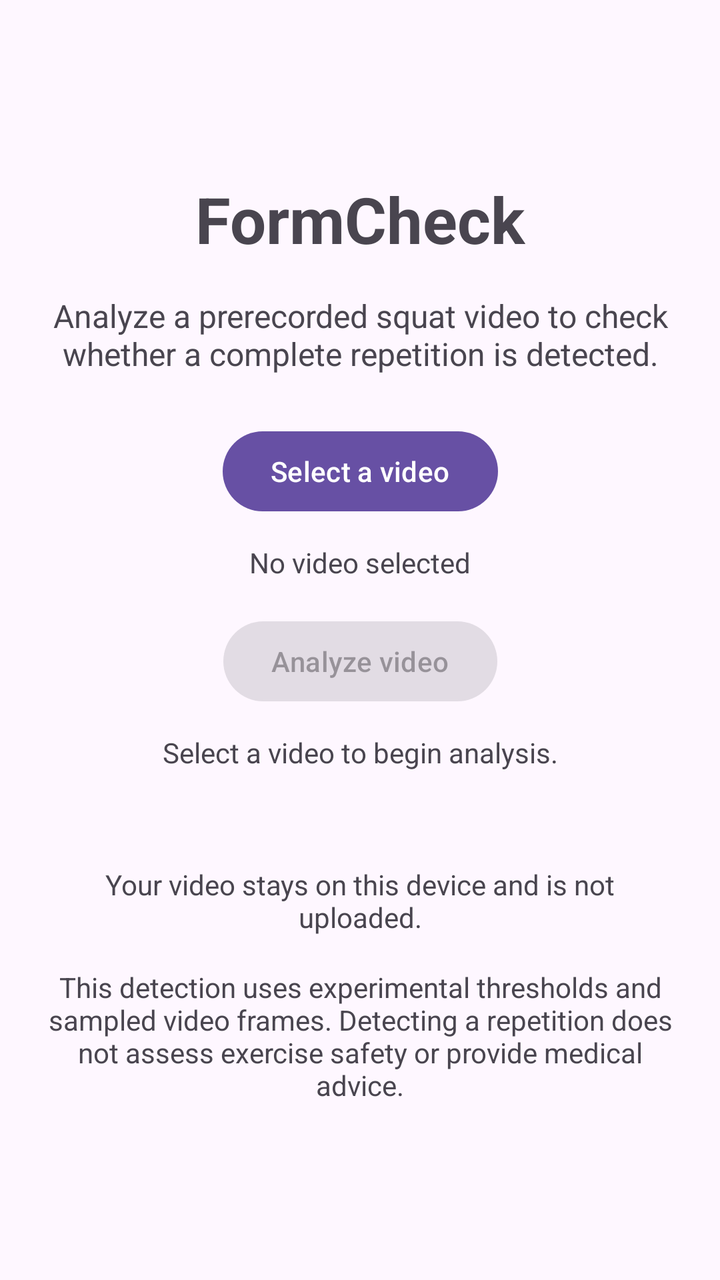
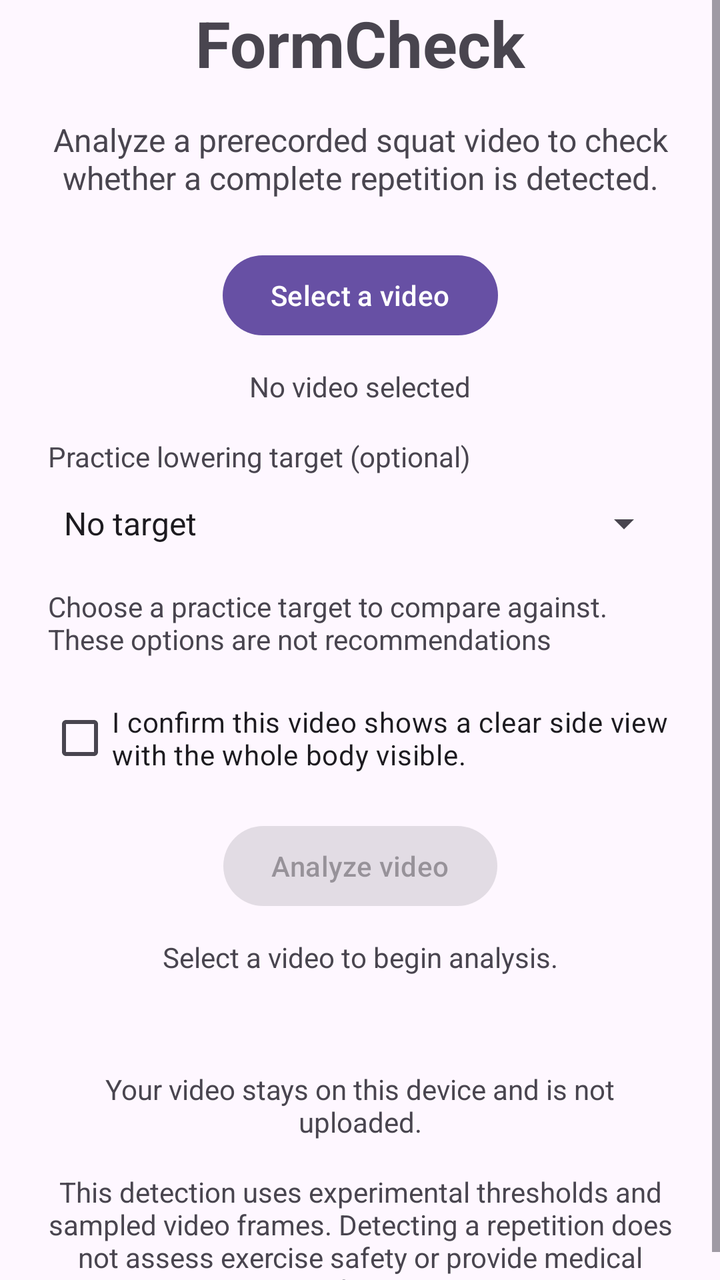

Screens rendered from an Android XML layout before and after an edit, with the pre-edit source and the edit as a unified diff.
<!-- AndroidManifest.xml: application theme Theme.FormCheck -->
<!-- res/layout/activity_main.xml -->
<?xml version="1.0" encoding="utf-8"?>
<androidx.constraintlayout.widget.ConstraintLayout xmlns:android="http://schemas.android.com/apk/res/android"
    xmlns:app="http://schemas.android.com/apk/res-auto"
    xmlns:tools="http://schemas.android.com/tools"
    android:id="@+id/main"
    android:layout_width="match_parent"
    android:layout_height="match_parent"
    tools:context=".MainActivity">

    <TextView
        android:id="@+id/appTitle"
        android:layout_width="wrap_content"
        android:layout_height="wrap_content"
        android:text="@string/app_name"
        android:textSize="32sp"
        android:textStyle="bold"
        app:layout_constraintBottom_toTopOf="@id/videoDescriptionText"
        app:layout_constraintVertical_chainStyle="packed"
        app:layout_constraintEnd_toEndOf="parent"
        app:layout_constraintStart_toStartOf="parent"
        app:layout_constraintTop_toTopOf="parent" />

    <TextView
        android:id="@+id/videoDescriptionText"
        android:layout_width="0dp"
        android:layout_height="wrap_content"
        android:layout_marginStart="24dp"
        android:layout_marginTop="16dp"
        android:layout_marginEnd="24dp"
        android:gravity="center"
        android:text="@string/video_description"
        android:textSize="16sp"
        app:layout_constraintStart_toStartOf="parent"
        app:layout_constraintEnd_toEndOf="parent"
        app:layout_constraintTop_toBottomOf="@id/appTitle"
        app:layout_constraintBottom_toTopOf="@id/selectVideoButton" />

    <Button
        android:id="@+id/selectVideoButton"
        android:layout_width="wrap_content"
        android:layout_height="wrap_content"
        android:layout_marginTop="24dp"
        android:minHeight="48dp"
        android:text="@string/select_video"
        app:layout_constraintStart_toStartOf="parent"
        app:layout_constraintEnd_toEndOf="parent"
        app:layout_constraintTop_toBottomOf="@id/videoDescriptionText"
        app:layout_constraintBottom_toTopOf="@id/selectionStatusText" />

    <TextView
        android:id="@+id/selectionStatusText"
        android:layout_width="0dp"
        android:layout_height="wrap_content"
        android:layout_marginStart="24dp"
        android:layout_marginTop="12dp"
        android:layout_marginEnd="24dp"
        android:gravity="center"
        android:text="@string/no_video_selected"
        android:textSize="14sp"
        app:layout_constraintStart_toStartOf="parent"
        app:layout_constraintEnd_toEndOf="parent"
        app:layout_constraintTop_toBottomOf="@id/selectVideoButton"
        app:layout_constraintBottom_toTopOf="@id/analyzeVideoButton" />

    <Button
        android:id="@+id/analyzeVideoButton"
        android:layout_width="wrap_content"
        android:layout_height="wrap_content"
        android:text="@string/analyze_video"
        android:enabled="false"
        android:minHeight="48dp"
        android:layout_marginTop="16dp"
        app:layout_constraintStart_toStartOf="parent"
        app:layout_constraintEnd_toEndOf="parent"
        app:layout_constraintTop_toBottomOf="@id/selectionStatusText"
        app:layout_constraintBottom_toTopOf="@id/analysisResultText" />

    <TextView
        android:id="@+id/analysisResultText"
        android:layout_width="0dp"
        android:layout_height="wrap_content"
        android:layout_marginStart="24dp"
        android:layout_marginEnd="24dp"
        android:layout_marginTop="12dp"
        android:gravity="center"
        android:text="@string/analysis_not_started"
        android:textSize="14sp"
        app:layout_constraintStart_toStartOf="parent"
        app:layout_constraintEnd_toEndOf="parent"
        app:layout_constraintTop_toBottomOf="@id/analyzeVideoButton"
        app:layout_constraintBottom_toTopOf="@id/repetitionDetailsText" />

    <TextView
        android:id="@+id/repetitionDetailsText"
        android:layout_width="0dp"
        android:layout_height="wrap_content"
        android:layout_marginStart="24dp"
        android:layout_marginEnd="24dp"
        android:layout_marginTop="12dp"
        android:gravity="center"
        android:text=""
        android:textSize="14sp"
        app:layout_constraintStart_toStartOf="parent"
        app:layout_constraintEnd_toEndOf="parent"
        app:layout_constraintTop_toBottomOf="@id/analysisResultText"
        app:layout_constraintBottom_toTopOf="@id/privacyText" />

    <TextView
        android:id="@+id/privacyText"
        android:layout_width="0dp"
        android:layout_height="wrap_content"
        android:layout_marginStart="24dp"
        android:layout_marginTop="16dp"
        android:layout_marginEnd="24dp"
        android:gravity="center"
        android:text="@string/privacy_message"
        android:textSize="14sp"
        app:layout_constraintStart_toStartOf="parent"
        app:layout_constraintEnd_toEndOf="parent"
        app:layout_constraintTop_toBottomOf="@id/repetitionDetailsText"
        app:layout_constraintBottom_toTopOf="@id/analysisLimitationsText" />

    <TextView
        android:id="@+id/analysisLimitationsText"
        android:layout_width="0dp"
        android:layout_height="wrap_content"
        android:layout_marginStart="24dp"
        android:layout_marginTop="16dp"
        android:layout_marginEnd="24dp"
        android:gravity="center"
        android:text="@string/analysis_limitations"
        android:textSize="14sp"
        app:layout_constraintStart_toStartOf="parent"
        app:layout_constraintEnd_toEndOf="parent"
        app:layout_constraintTop_toBottomOf="@id/privacyText"
        app:layout_constraintBottom_toBottomOf="parent" />

</androidx.constraintlayout.widget.ConstraintLayout>
<!-- resources referenced by this layout -->
<resources>
  <string name="analysis_limitations">This detection uses experimental thresholds and sampled video frames. Detecting a repetition does not assess exercise safety or provide medical advice.</string>
  <string name="analysis_not_started">Select a video to begin analysis.</string>
  <string name="analyze_video">Analyze video</string>
  <string name="app_name">FormCheck</string>
  <string name="no_video_selected">No video selected</string>
  <string name="privacy_message">Your video stays on this device and is not uploaded.</string>
  <string name="select_video">Select a video</string>
  <string name="video_description">Analyze a prerecorded squat video to check whether a complete repetition is detected.</string>
  <style name="Theme.FormCheck" parent="Base.Theme.FormCheck" />
  <style name="Base.Theme.FormCheck" parent="Theme.Material3.DayNight.NoActionBar">
          
          
      </style>
</resources>

<!-- the commit's change to res/layout/activity_main.xml (unified diff, before → after) -->
@@ -1,138 +1,202 @@
 <?xml version="1.0" encoding="utf-8"?>
-<androidx.constraintlayout.widget.ConstraintLayout xmlns:android="http://schemas.android.com/apk/res/android"
+<ScrollView xmlns:android="http://schemas.android.com/apk/res/android"
     xmlns:app="http://schemas.android.com/apk/res-auto"
     xmlns:tools="http://schemas.android.com/tools"
     android:id="@+id/main"
     android:layout_width="match_parent"
     android:layout_height="match_parent"
-    tools:context=".MainActivity">
-
-    <TextView
-        android:id="@+id/appTitle"
-        android:layout_width="wrap_content"
+    android:fillViewport="true" >
+
+    <androidx.constraintlayout.widget.ConstraintLayout
+        android:id="@+id/mainContent"
+        android:layout_width="match_parent"
         android:layout_height="wrap_content"
-        android:text="@string/app_name"
-        android:textSize="32sp"
-        android:textStyle="bold"
-        app:layout_constraintBottom_toTopOf="@id/videoDescriptionText"
-        app:layout_constraintVertical_chainStyle="packed"
-        app:layout_constraintEnd_toEndOf="parent"
-        app:layout_constraintStart_toStartOf="parent"
-        app:layout_constraintTop_toTopOf="parent" />
-
-    <TextView
-        android:id="@+id/videoDescriptionText"
-        android:layout_width="0dp"
-        android:layout_height="wrap_content"
-        android:layout_marginStart="24dp"
-        android:layout_marginTop="16dp"
-        android:layout_marginEnd="24dp"
-        android:gravity="center"
-        android:text="@string/video_description"
-        android:textSize="16sp"
-        app:layout_constraintStart_toStartOf="parent"
-        app:layout_constraintEnd_toEndOf="parent"
-        app:layout_constraintTop_toBottomOf="@id/appTitle"
-        app:layout_constraintBottom_toTopOf="@id/selectVideoButton" />
-
-    <Button
-        android:id="@+id/selectVideoButton"
-        android:layout_width="wrap_content"
-        android:layout_height="wrap_content"
-        android:layout_marginTop="24dp"
-        android:minHeight="48dp"
-        android:text="@string/select_video"
-        app:layout_constraintStart_toStartOf="parent"
-        app:layout_constraintEnd_toEndOf="parent"
-        app:layout_constraintTop_toBottomOf="@id/videoDescriptionText"
-        app:layout_constraintBottom_toTopOf="@id/selectionStatusText" />
-
-    <TextView
-        android:id="@+id/selectionStatusText"
-        android:layout_width="0dp"
-        android:layout_height="wrap_content"
-        android:layout_marginStart="24dp"
-        android:layout_marginTop="12dp"
-        android:layout_marginEnd="24dp"
-        android:gravity="center"
-        android:text="@string/no_video_selected"
-        android:textSize="14sp"
-        app:layout_constraintStart_toStartOf="parent"
-        app:layout_constraintEnd_toEndOf="parent"
-        app:layout_constraintTop_toBottomOf="@id/selectVideoButton"
-        app:layout_constraintBottom_toTopOf="@id/analyzeVideoButton" />
-
-    <Button
-        android:id="@+id/analyzeVideoButton"
-        android:layout_width="wrap_content"
-        android:layout_height="wrap_content"
-        android:text="@string/analyze_video"
-        android:enabled="false"
-        android:minHeight="48dp"
-        android:layout_marginTop="16dp"
-        app:layout_constraintStart_toStartOf="parent"
-        app:layout_constraintEnd_toEndOf="parent"
-        app:layout_constraintTop_toBottomOf="@id/selectionStatusText"
-        app:layout_constraintBottom_toTopOf="@id/analysisResultText" />
-
-    <TextView
-        android:id="@+id/analysisResultText"
-        android:layout_width="0dp"
-        android:layout_height="wrap_content"
-        android:layout_marginStart="24dp"
-        android:layout_marginEnd="24dp"
-        android:layout_marginTop="12dp"
-        android:gravity="center"
-        android:text="@string/analysis_not_started"
-        android:textSize="14sp"
-        app:layout_constraintStart_toStartOf="parent"
-        app:layout_constraintEnd_toEndOf="parent"
-        app:layout_constraintTop_toBottomOf="@id/analyzeVideoButton"
-        app:layout_constraintBottom_toTopOf="@id/repetitionDetailsText" />
-
-    <TextView
-        android:id="@+id/repetitionDetailsText"
-        android:layout_width="0dp"
-        android:layout_height="wrap_content"
-        android:layout_marginStart="24dp"
-        android:layout_marginEnd="24dp"
-        android:layout_marginTop="12dp"
-        android:gravity="center"
-        android:text=""
-        android:textSize="14sp"
-        app:layout_constraintStart_toStartOf="parent"
-        app:layout_constraintEnd_toEndOf="parent"
-        app:layout_constraintTop_toBottomOf="@id/analysisResultText"
-        app:layout_constraintBottom_toTopOf="@id/privacyText" />
-
-    <TextView
-        android:id="@+id/privacyText"
-        android:layout_width="0dp"
-        android:layout_height="wrap_content"
-        android:layout_marginStart="24dp"
-        android:layout_marginTop="16dp"
-        android:layout_marginEnd="24dp"
-        android:gravity="center"
-        android:text="@string/privacy_message"
-        android:textSize="14sp"
-        app:layout_constraintStart_toStartOf="parent"
-        app:layout_constraintEnd_toEndOf="parent"
-        app:layout_constraintTop_toBottomOf="@id/repetitionDetailsText"
-        app:layout_constraintBottom_toTopOf="@id/analysisLimitationsText" />
-
-    <TextView
-        android:id="@+id/analysisLimitationsText"
-        android:layout_width="0dp"
-        android:layout_height="wrap_content"
-        android:layout_marginStart="24dp"
-        android:layout_marginTop="16dp"
-        android:layout_marginEnd="24dp"
-        android:gravity="center"
-        android:text="@string/analysis_limitations"
-        android:textSize="14sp"
-        app:layout_constraintStart_toStartOf="parent"
-        app:layout_constraintEnd_toEndOf="parent"
-        app:layout_constraintTop_toBottomOf="@id/privacyText"
-        app:layout_constraintBottom_toBottomOf="parent" />
-
-</androidx.constraintlayout.widget.ConstraintLayout>
+        tools:context=".MainActivity">
+
+        <TextView
+            android:id="@+id/appTitle"
+            android:layout_width="wrap_content"
+            android:layout_height="wrap_content"
+            android:text="@string/app_name"
+            android:textSize="32sp"
+            android:textStyle="bold"
+            app:layout_constraintBottom_toTopOf="@id/videoDescriptionText"
+            app:layout_constraintVertical_chainStyle="packed"
+            app:layout_constraintEnd_toEndOf="parent"
+            app:layout_constraintStart_toStartOf="parent"
+            app:layout_constraintTop_toTopOf="parent" />
+
+        <TextView
+            android:id="@+id/videoDescriptionText"
+            android:layout_width="0dp"
+            android:layout_height="wrap_content"
+            android:layout_marginStart="24dp"
+            android:layout_marginTop="16dp"
+            android:layout_marginEnd="24dp"
+            android:gravity="center"
+            android:text="@string/video_description"
+            android:textSize="16sp"
+            app:layout_constraintStart_toStartOf="parent"
+            app:layout_constraintEnd_toEndOf="parent"
+            app:layout_constraintTop_toBottomOf="@id/appTitle"
+            app:layout_constraintBottom_toTopOf="@id/selectVideoButton" />
+
+        <Button
+            android:id="@+id/selectVideoButton"
+            android:layout_width="wrap_content"
+            android:layout_height="wrap_content"
+            android:layout_marginTop="24dp"
+            android:minHeight="48dp"
+            android:text="@string/select_video"
+            app:layout_constraintStart_toStartOf="parent"
+            app:layout_constraintEnd_toEndOf="parent"
+            app:layout_constraintTop_toBottomOf="@id/videoDescriptionText"
+            app:layout_constraintBottom_toTopOf="@id/selectionStatusText" />
+
+        <TextView
+            android:id="@+id/selectionStatusText"
+            android:layout_width="0dp"
+            android:layout_height="wrap_content"
+            android:layout_marginStart="24dp"
+            android:layout_marginTop="12dp"
+            android:layout_marginEnd="24dp"
+            android:gravity="center"
+            android:text="@string/no_video_selected"
+            android:textSize="14sp"
+            app:layout_constraintStart_toStartOf="parent"
+            app:layout_constraintEnd_toEndOf="parent"
+            app:layout_constraintTop_toBottomOf="@id/selectVideoButton"
+            app:layout_constraintBottom_toTopOf="@id/loweringTargetLabel" />
+
+        <TextView
+            android:id="@+id/loweringTargetLabel"
+            android:layout_width="0dp"
+            android:layout_height="wrap_content"
+            android:layout_marginStart="24dp"
+            android:layout_marginEnd="24dp"
+            android:layout_marginTop="16dp"
+            android:text="@string/lowering_target_label"
+            android:labelFor="@id/loweringTargetSpinner"
+            app:layout_constraintStart_toStartOf="parent"
+            app:layout_constraintEnd_toEndOf="parent"
+            app:layout_constraintTop_toBottomOf="@id/selectionStatusText"
+            app:layout_constraintBottom_toTopOf="@id/loweringTargetSpinner" />
+
+        <Spinner
+            android:id="@+id/loweringTargetSpinner"
+            android:layout_width="0dp"
+            android:layout_height="wrap_content"
+            android:minHeight="48dp"
+            android:layout_marginStart="24dp"
+            android:layout_marginEnd="24dp"
+            android:entries="@array/lowering_target_options"
+            android:spinnerMode="dropdown"
+            app:layout_constraintStart_toStartOf="parent"
+            app:layout_constraintEnd_toEndOf="parent"
+            app:layout_constraintTop_toBottomOf="@id/loweringTargetLabel"
+            app:layout_constraintBottom_toTopOf="@id/loweringTargetHelp" />
+        
+        <TextView
+            android:id="@+id/loweringTargetHelp"
+            android:layout_width="0dp"
+            android:layout_height="wrap_content"
+            android:text="@string/lowering_target_help"
+            android:layout_marginStart="24dp"
+            android:layout_marginEnd="24dp"
+            android:layout_marginTop="8dp"
+            android:textSize="14sp"
+            app:layout_constraintStart_toStartOf="parent"
+            app:layout_constraintEnd_toEndOf="parent"
+            app:layout_constraintTop_toBottomOf="@id/loweringTargetSpinner"
+            app:layout_constraintBottom_toTopOf="@id/recordingSuitabilityCheckBox" />
+
+        <CheckBox
+            android:id="@+id/recordingSuitabilityCheckBox"
+            android:layout_width="0dp"
+            android:layout_height="wrap_content"
+            android:minHeight="48dp"
+            android:layout_marginStart="24dp"
+            android:layout_marginEnd="24dp"
+            android:layout_marginTop="16dp"
+            android:text="@string/recording_confirmation"
+            android:checked="false"
+            app:layout_constraintStart_toStartOf="parent"
+            app:layout_constraintEnd_toEndOf="parent"
+            app:layout_constraintTop_toBottomOf="@id/loweringTargetHelp"
+            app:layout_constraintBottom_toTopOf="@id/analyzeVideoButton" />
+
+        <Button
+            android:id="@+id/analyzeVideoButton"
+            android:layout_width="wrap_content"
+            android:layout_height="wrap_content"
+            android:text="@string/analyze_video"
+            android:enabled="false"
+            android:minHeight="48dp"
+            android:layout_marginTop="16dp"
+            app:layout_constraintStart_toStartOf="parent"
+            app:layout_constraintEnd_toEndOf="parent"
+            app:layout_constraintTop_toBottomOf="@id/recordingSuitabilityCheckBox"
+            app:layout_constraintBottom_toTopOf="@id/analysisResultText" />
+
+        <TextView
+            android:id="@+id/analysisResultText"
+            android:layout_width="0dp"
+            android:layout_height="wrap_content"
+            android:layout_marginStart="24dp"
+            android:layout_marginEnd="24dp"
+            android:layout_marginTop="12dp"
+            android:gravity="center"
+            android:text="@string/analysis_not_started"
+            android:textSize="14sp"
+            app:layout_constraintStart_toStartOf="parent"
+            app:layout_constraintEnd_toEndOf="parent"
+            app:layout_constraintTop_toBottomOf="@id/analyzeVideoButton"
+            app:layout_constraintBottom_toTopOf="@id/repetitionDetailsText" />
+
+        <TextView
+            android:id="@+id/repetitionDetailsText"
+            android:layout_width="0dp"
+            android:layout_height="wrap_content"
+            android:layout_marginStart="24dp"
+            android:layout_marginEnd="24dp"
+            android:layout_marginTop="12dp"
+            android:gravity="center"
+            android:text=""
+            android:textSize="14sp"
+            app:layout_constraintStart_toStartOf="parent"
+            app:layout_constraintEnd_toEndOf="parent"
+            app:layout_constraintTop_toBottomOf="@id/analysisResultText"
+            app:layout_constraintBottom_toTopOf="@id/privacyText" />
+
+        <TextView
+            android:id="@+id/privacyText"
+            android:layout_width="0dp"
+            android:layout_height="wrap_content"
+            android:layout_marginStart="24dp"
+            android:layout_marginTop="16dp"
+            android:layout_marginEnd="24dp"
+            android:gravity="center"
+            android:text="@string/privacy_message"
+            android:textSize="14sp"
+            app:layout_constraintStart_toStartOf="parent"
+            app:layout_constraintEnd_toEndOf="parent"
+            app:layout_constraintTop_toBottomOf="@id/repetitionDetailsText"
+            app:layout_constraintBottom_toTopOf="@id/analysisLimitationsText" />
+
+        <TextView
+            android:id="@+id/analysisLimitationsText"
+            android:layout_width="0dp"
+            android:layout_height="wrap_content"
+            android:layout_marginStart="24dp"
+            android:layout_marginTop="16dp"
+            android:layout_marginEnd="24dp"
+            android:gravity="center"
+            android:text="@string/analysis_limitations"
+            android:textSize="14sp"
+            app:layout_constraintStart_toStartOf="parent"
+            app:layout_constraintEnd_toEndOf="parent"
+            app:layout_constraintTop_toBottomOf="@id/privacyText"
+            app:layout_constraintBottom_toBottomOf="parent" />
+
+    </androidx.constraintlayout.widget.ConstraintLayout>
+</ScrollView>
<!-- resource entries referenced after the edit -->
@@ -1,11 +1,15 @@
 <!-- resources referenced by this layout -->
 <resources>
+  <string-array name="lowering_target_options"><item>No target</item><item>1 second</item><item>2 seconds</item><item>3 seconds</item><item>4 seconds</item></string-array>
   <string name="analysis_limitations">This detection uses experimental thresholds and sampled video frames. Detecting a repetition does not assess exercise safety or provide medical advice.</string>
   <string name="analysis_not_started">Select a video to begin analysis.</string>
   <string name="analyze_video">Analyze video</string>
   <string name="app_name">FormCheck</string>
+  <string name="lowering_target_help">Choose a practice target to compare against. These options are not recommendations</string>
+  <string name="lowering_target_label">Practice lowering target (optional)</string>
   <string name="no_video_selected">No video selected</string>
   <string name="privacy_message">Your video stays on this device and is not uploaded.</string>
+  <string name="recording_confirmation">I confirm this video shows a clear side view with the whole body visible.</string>
   <string name="select_video">Select a video</string>
   <string name="video_description">Analyze a prerecorded squat video to check whether a complete repetition is detected.</string>
   <style name="Theme.FormCheck" parent="Base.Theme.FormCheck" />
